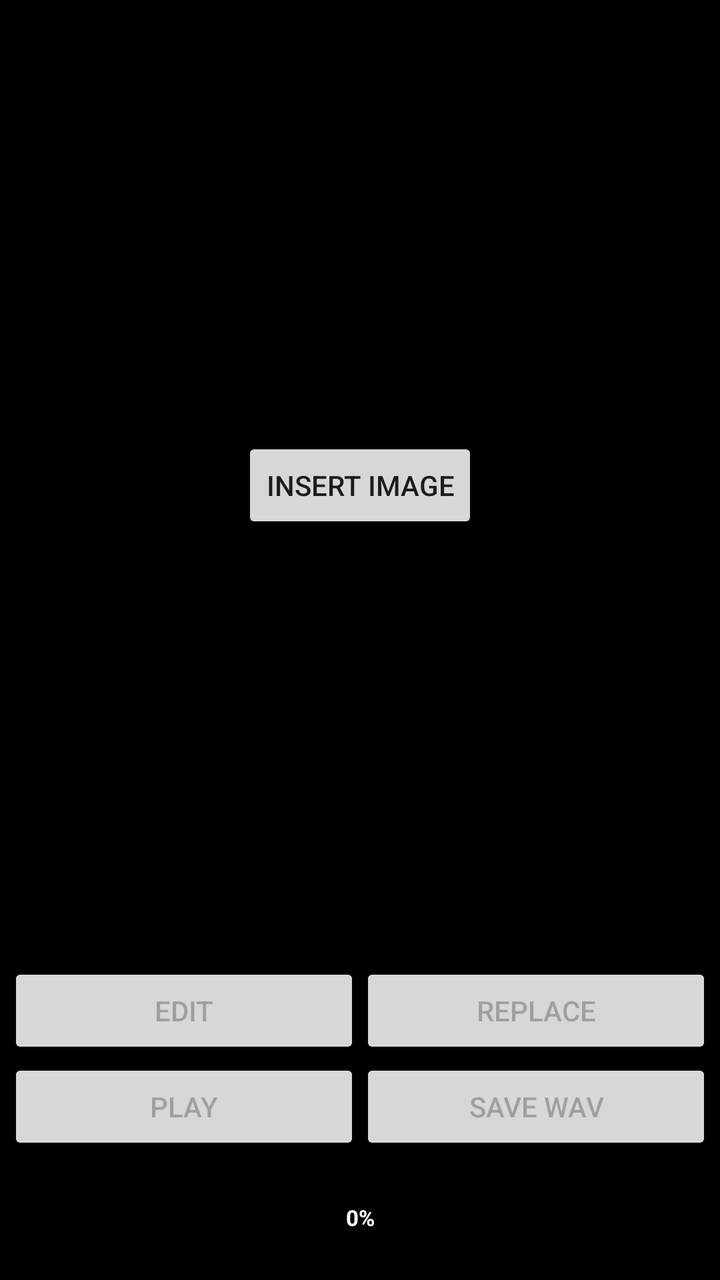
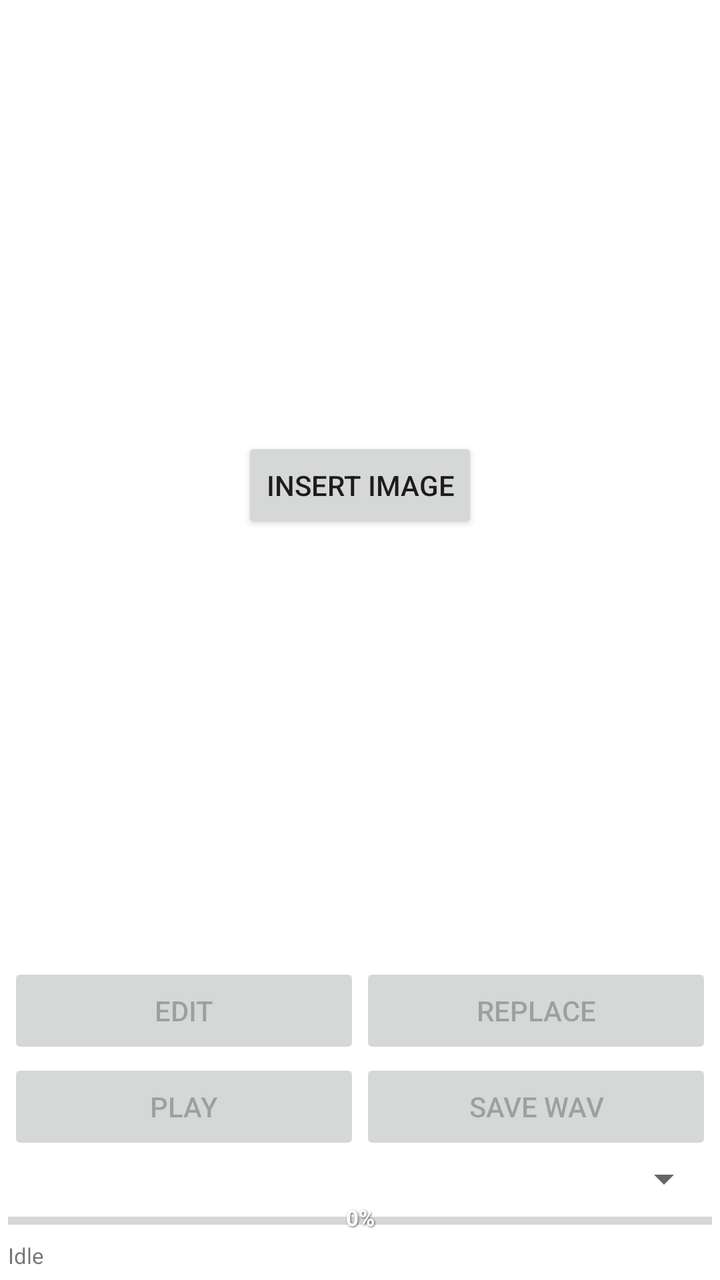

Before-and-after screenshots of an Android layout around one commit, followed by the original layout XML and the change that was made.
<!-- AndroidManifest.xml: fallback theme Theme.MaterialComponents.DayNight.NoActionBar -->
<!-- res/layout/transmit.xml -->
<?xml version="1.0" encoding="utf-8"?>
<LinearLayout xmlns:android="http://schemas.android.com/apk/res/android"
    android:orientation="vertical"
    android:layout_width="fill_parent"
    android:layout_height="fill_parent"
    android:padding="4dp"
    android:background="@android:color/black">

    <FrameLayout
        android:id="@+id/tx_image_container"
        android:layout_width="fill_parent"
        android:layout_height="0dp"
        android:layout_weight="1"
        android:background="@android:color/transparent"
        android:foregroundGravity="center">

        <ImageView
            android:id="@+id/tx_image"
            android:layout_width="fill_parent"
            android:layout_height="fill_parent"
            android:scaleType="fitCenter"
            android:adjustViewBounds="false"
            android:visibility="invisible" />

        <View
            android:id="@+id/tx_unsent_mask"
            android:layout_width="fill_parent"
            android:layout_height="fill_parent"
            android:background="#99111111"
            android:visibility="invisible" />

        <Button
            android:id="@+id/btn_insert"
            android:layout_width="wrap_content"
            android:layout_height="wrap_content"
            android:layout_gravity="center"
            android:text="@string/insert_image" />
    </FrameLayout>

    <LinearLayout
        android:orientation="horizontal"
        android:layout_width="fill_parent"
        android:layout_height="wrap_content">
        <Button
            android:id="@+id/btn_edit"
            android:layout_width="0dp"
            android:layout_weight="1"
            android:layout_height="wrap_content"
            android:enabled="false"
            android:text="@string/edit_image" />
        <Button
            android:id="@+id/btn_replace"
            android:layout_width="0dp"
            android:layout_weight="1"
            android:layout_height="wrap_content"
            android:enabled="false"
            android:text="@string/replace_image" />
    </LinearLayout>

    <LinearLayout
        android:id="@+id/tx_actions_idle"
        android:orientation="horizontal"
        android:layout_width="fill_parent"
        android:layout_height="wrap_content">
        <Button
            android:id="@+id/btn_play"
            android:layout_width="0dp"
            android:layout_weight="1"
            android:layout_height="wrap_content"
            android:enabled="false"
            android:text="Play" />
        <Button
            android:id="@+id/btn_save_wav"
            android:layout_width="0dp"
            android:layout_weight="1"
            android:layout_height="wrap_content"
            android:enabled="false"
            android:text="@string/save_wav" />
    </LinearLayout>

    <Button
        android:id="@+id/btn_stop"
        android:layout_width="fill_parent"
        android:layout_height="wrap_content"
        android:visibility="gone"
        android:text="Stop" />

    <Spinner
        android:id="@+id/tx_mode"
        android:layout_width="fill_parent"
        android:layout_height="wrap_content" />

    <FrameLayout
        android:layout_width="fill_parent"
        android:layout_height="wrap_content">
        <ProgressBar
            android:id="@+id/tx_progress"
            style="?android:attr/progressBarStyleHorizontal"
            android:layout_width="fill_parent"
            android:layout_height="wrap_content"
            android:minHeight="18dp"
            android:max="1000"
            android:progress="0"
            android:indeterminate="false" />
        <TextView
            android:id="@+id/tx_progress_text"
            android:layout_width="fill_parent"
            android:layout_height="wrap_content"
            android:gravity="center"
            android:text="0%"
            android:textSize="11sp"
            android:textStyle="bold"
            android:textColor="#ffffffff"
            android:shadowColor="#aa000000"
            android:shadowDx="1"
            android:shadowDy="1"
            android:shadowRadius="2" />
    </FrameLayout>

    <TextView
        android:id="@+id/tx_status"
        android:layout_width="fill_parent"
        android:layout_height="wrap_content"
        android:text="@string/status_idle"
        android:textSize="11sp"
        android:singleLine="true"
        android:ellipsize="end"
        android:paddingTop="1dp"
        android:paddingBottom="1dp" />
</LinearLayout>
<!-- resources referenced by this layout -->
<resources>
  <string name="edit_image">Edit</string>
  <string name="insert_image">Insert Image</string>
  <string name="replace_image">Replace</string>
  <string name="save_wav">Save WAV</string>
  <string name="status_idle">Idle</string>
</resources>

<!-- the commit's change to res/layout/transmit.xml (unified diff, before → after) -->
@@ -4,7 +4,7 @@
     android:layout_width="fill_parent"
     android:layout_height="fill_parent"
     android:padding="4dp"
-    android:background="@android:color/black">
+    android:background="@android:color/transparent">
 
     <FrameLayout
         android:id="@+id/tx_image_container"
